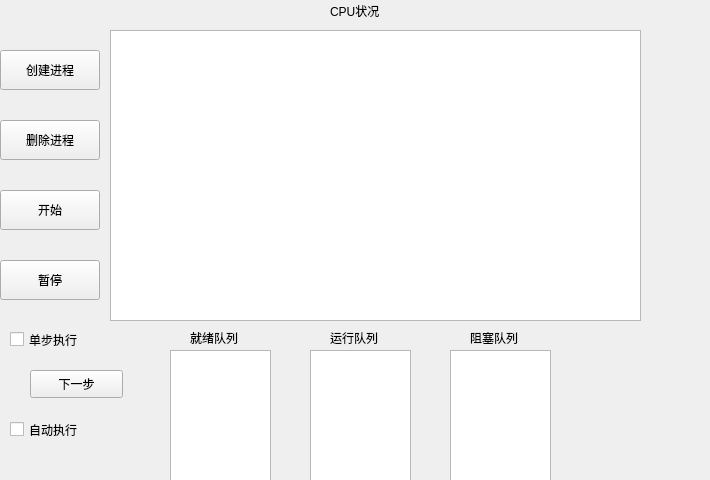
Old version of the form process/processtab.ui in the repository Clarencexiehang/Analog_Operating_System.
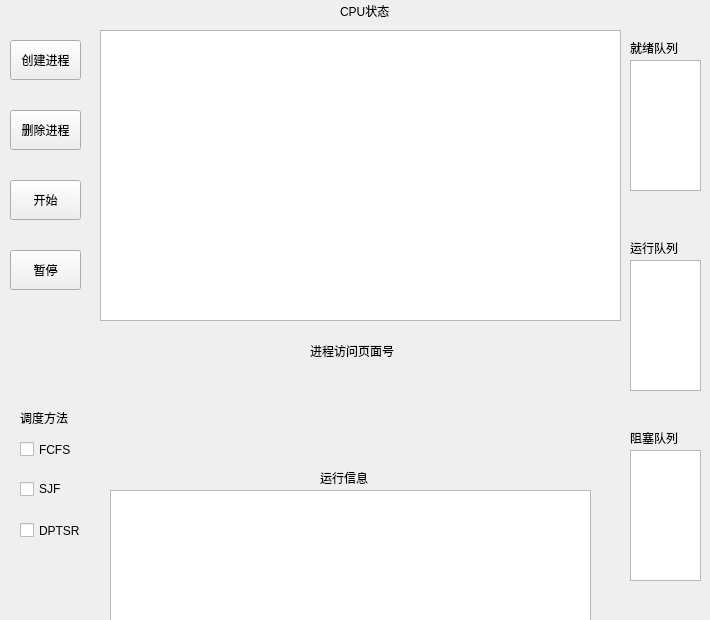
New version of the form.

```diff
--- a/process/processtab.ui
+++ b/process/processtab.ui
@@ -7,13 +7,13 @@
     <x>0</x>
     <y>0</y>
     <width>710</width>
-    <height>480</height>
+    <height>620</height>
    </rect>
   </property>
   <property name="minimumSize">
    <size>
     <width>710</width>
-    <height>480</height>
+    <height>620</height>
    </size>
   </property>
   <property name="windowTitle">
@@ -22,15 +22,15 @@
   <widget class="QPushButton" name="createprocess">
    <property name="geometry">
     <rect>
-     <x>0</x>
-     <y>50</y>
-     <width>100</width>
+     <x>10</x>
+     <y>40</y>
+     <width>71</width>
      <height>40</height>
     </rect>
    </property>
    <property name="minimumSize">
     <size>
-     <width>100</width>
+     <width>70</width>
      <height>40</height>
     </size>
    </property>
@@ -46,9 +46,9 @@
   <widget class="QTableWidget" name="processtable">
    <property name="geometry">
     <rect>
-     <x>110</x>
+     <x>100</x>
      <y>30</y>
-     <width>531</width>
+     <width>521</width>
      <height>291</height>
     </rect>
    </property>
@@ -61,15 +61,15 @@
   <widget class="QPushButton" name="deleteprocess">
    <property name="geometry">
     <rect>
-     <x>0</x>
-     <y>120</y>
-     <width>100</width>
+     <x>10</x>
+     <y>110</y>
+     <width>71</width>
      <height>40</height>
     </rect>
    </property>
    <property name="minimumSize">
     <size>
-     <width>100</width>
+     <width>70</width>
      <height>40</height>
     </size>
    </property>
@@ -85,15 +85,15 @@
   <widget class="QPushButton" name="pause">
    <property name="geometry">
     <rect>
-     <x>0</x>
-     <y>260</y>
-     <width>100</width>
+     <x>10</x>
+     <y>250</y>
+     <width>71</width>
      <height>40</height>
     </rect>
    </property>
    <property name="minimumSize">
     <size>
-     <width>100</width>
+     <width>70</width>
      <height>40</height>
     </size>
    </property>
@@ -115,15 +115,15 @@
   <widget class="QPushButton" name="start">
    <property name="geometry">
     <rect>
-     <x>0</x>
-     <y>190</y>
-     <width>100</width>
+     <x>10</x>
+     <y>180</y>
+     <width>71</width>
      <height>40</height>
     </rect>
    </property>
    <property name="minimumSize">
     <size>
-     <width>100</width>
+     <width>70</width>
      <height>40</height>
     </size>
    </property>
@@ -136,21 +136,11 @@
     <string>开始</string>
    </property>
   </widget>
-  <widget class="QListView" name="listView">
-   <property name="geometry">
-    <rect>
-     <x>170</x>
-     <y>350</y>
-     <width>101</width>
-     <height>141</height>
-    </rect>
-   </property>
-  </widget>
   <widget class="QLabel" name="label">
    <property name="geometry">
     <rect>
-     <x>190</x>
-     <y>330</y>
+     <x>630</x>
+     <y>40</y>
      <width>72</width>
      <height>15</height>
     </rect>
@@ -162,8 +152,8 @@
   <widget class="QLabel" name="label_2">
    <property name="geometry">
     <rect>
-     <x>330</x>
-     <y>330</y>
+     <x>630</x>
+     <y>240</y>
      <width>72</width>
      <height>15</height>
     </rect>
@@ -175,8 +165,8 @@
   <widget class="QLabel" name="label_3">
    <property name="geometry">
     <rect>
-     <x>470</x>
-     <y>330</y>
+     <x>630</x>
+     <y>430</y>
      <width>72</width>
      <height>15</height>
     </rect>
@@ -185,76 +175,153 @@
     <string>阻塞队列</string>
    </property>
   </widget>
-  <widget class="QCheckBox" name="checkBox">
-   <property name="geometry">
-    <rect>
-     <x>10</x>
-     <y>330</y>
-     <width>91</width>
-     <height>19</height>
-    </rect>
-   </property>
-   <property name="text">
-    <string>单步执行</string>
-   </property>
-  </widget>
-  <widget class="QCheckBox" name="checkBox_2">
-   <property name="geometry">
-    <rect>
-     <x>10</x>
-     <y>420</y>
-     <width>91</width>
-     <height>19</height>
-    </rect>
-   </property>
-   <property name="text">
-    <string>自动执行</string>
-   </property>
-  </widget>
-  <widget class="QPushButton" name="pushButton">
-   <property name="geometry">
-    <rect>
-     <x>30</x>
-     <y>370</y>
-     <width>93</width>
-     <height>28</height>
-    </rect>
-   </property>
-   <property name="text">
-    <string>下一步</string>
-   </property>
-  </widget>
   <widget class="QListView" name="listView_2">
    <property name="geometry">
     <rect>
-     <x>310</x>
-     <y>350</y>
-     <width>101</width>
-     <height>141</height>
+     <x>630</x>
+     <y>60</y>
+     <width>71</width>
+     <height>131</height>
     </rect>
    </property>
-  </widget>
-  <widget class="QListView" name="listView_3">
-   <property name="geometry">
-    <rect>
-     <x>450</x>
-     <y>350</y>
-     <width>101</width>
-     <height>141</height>
-    </rect>
+   <property name="minimumSize">
+    <size>
+     <width>0</width>
+     <height>131</height>
+    </size>
    </property>
   </widget>
   <widget class="QLabel" name="label_4">
    <property name="geometry">
     <rect>
-     <x>330</x>
+     <x>340</x>
      <y>0</y>
      <width>81</width>
      <height>21</height>
     </rect>
    </property>
    <property name="text">
-    <string>CPU状况</string>
+    <string>CPU状态</string>
+   </property>
+  </widget>
+  <widget class="QListView" name="listView_3">
+   <property name="geometry">
+    <rect>
+     <x>630</x>
+     <y>260</y>
+     <width>71</width>
+     <height>131</height>
+    </rect>
+   </property>
+   <property name="minimumSize">
+    <size>
+     <width>0</width>
+     <height>131</height>
+    </size>
+   </property>
+  </widget>
+  <widget class="QListView" name="listView_4">
+   <property name="geometry">
+    <rect>
+     <x>630</x>
+     <y>450</y>
+     <width>71</width>
+     <height>131</height>
+    </rect>
+   </property>
+   <property name="minimumSize">
+    <size>
+     <width>0</width>
+     <height>131</height>
+    </size>
+   </property>
+  </widget>
+  <widget class="QTextBrowser" name="textBrowser">
+   <property name="geometry">
+    <rect>
+     <x>110</x>
+     <y>490</y>
+     <width>481</width>
+     <height>131</height>
+    </rect>
+   </property>
+  </widget>
+  <widget class="QLabel" name="label_5">
+   <property name="geometry">
+    <rect>
+     <x>320</x>
+     <y>470</y>
+     <width>72</width>
+     <height>15</height>
+    </rect>
+   </property>
+   <property name="text">
+    <string>运行信息</string>
+   </property>
+  </widget>
+  <widget class="QCheckBox" name="checkBox">
+   <property name="geometry">
+    <rect>
+     <x>20</x>
+     <y>440</y>
+     <width>91</width>
+     <height>19</height>
+    </rect>
+   </property>
+   <property name="text">
+    <string>FCFS</string>
+   </property>
+  </widget>
+  <widget class="QCheckBox" name="checkBox_2">
+   <property name="geometry">
+    <rect>
+     <x>20</x>
+     <y>479</y>
+     <width>91</width>
+     <height>20</height>
+    </rect>
+   </property>
+   <property name="text">
+    <string>SJF</string>
+   </property>
+  </widget>
+  <widget class="QCheckBox" name="checkBox_3">
+   <property name="geometry">
+    <rect>
+     <x>20</x>
+     <y>520</y>
+     <width>81</width>
+     <height>21</height>
+    </rect>
+   </property>
+   <property name="text">
+    <string>DPTSR</string>
+   </property>
+  </widget>
+  <widget class="QLabel" name="label_6">
+   <property name="geometry">
+    <rect>
+     <x>20</x>
+     <y>410</y>
+     <width>72</width>
+     <height>15</height>
+    </rect>
+   </property>
+   <property name="text">
+    <string>调度方法</string>
+   </property>
+  </widget>
+  <widget class="QLabel" name="label_7">
+   <property name="geometry">
+    <rect>
+     <x>310</x>
+     <y>340</y>
+     <width>111</width>
+     <height>21</height>
+    </rect>
+   </property>
+   <property name="text">
+    <string>进程访问页面号</string>
    </property>
   </widget>
  </widget>
```
